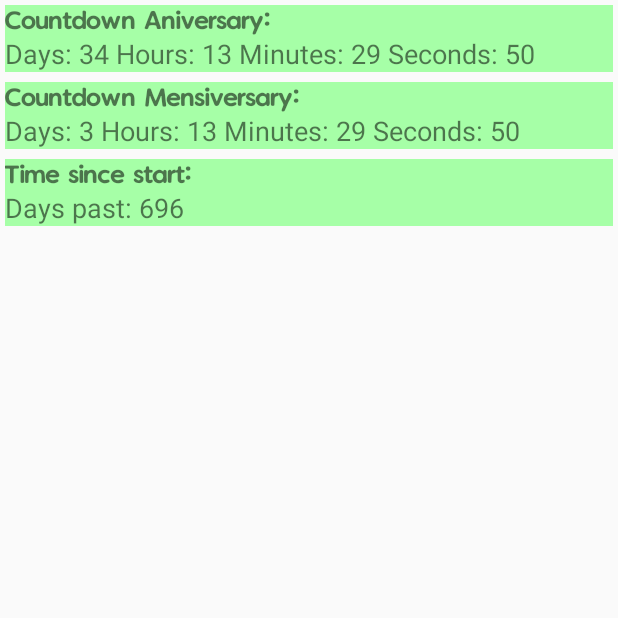
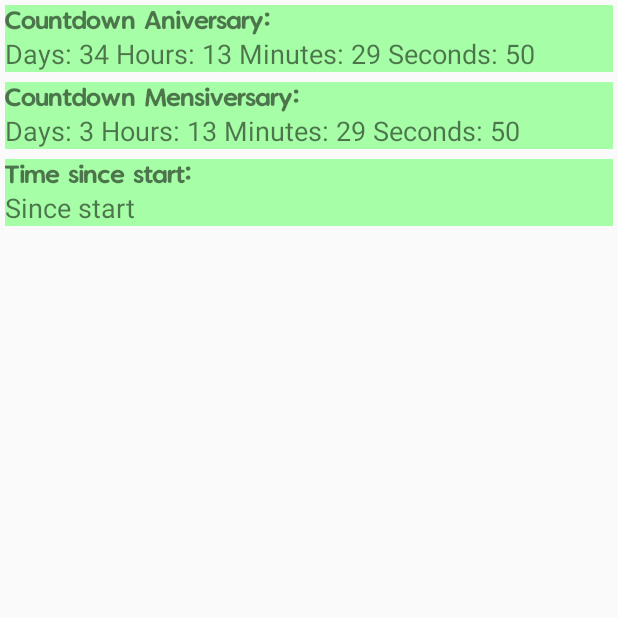
Before and after one commit to TobiMayr/hugie, an Android app: the fragment OtherFragment shown on its own in the app's theme, on a phone screen of 412 x 824 dp, the top half of it. Run offline under Robolectric (Android 15) with nearby library versions, the phone set to English and light mode, and no system bars.

Commit message:
fixed 'days past' textview

```diff
--- a/app/src/main/java/com/example/tobi/hugie/OtherFragment.java
+++ b/app/src/main/java/com/example/tobi/hugie/OtherFragment.java
@@ -5,6 +5,7 @@
 import android.os.SystemClock;
 import android.support.annotation.Nullable;
 import android.text.format.Time;
+import android.util.Log;
 import android.view.LayoutInflater;
 import android.view.View;
 import android.view.ViewGroup;
@@ -45,7 +46,7 @@
         int month = 1;
         int day = 7;
 
-        countDownStart();
+        //countDownStart();
         final long ALMOST_YEAR= 1000*60*60*24*300;
         final long ALMOST_MONTH= 1000*60*60*24*27;
         Calendar endCalendar = Calendar.getInstance();
@@ -55,13 +56,13 @@
         long endMillis = endCalendar.getTimeInMillis(); //get the end time in milliseconds
         long totalMillis = (endMillis - startMillis); //total time in milliseconds
 
-/*
+
         chCountdownSince.setBase(endMillis);
 
         chCountdownSince.setOnChronometerTickListener(new Chronometer.OnChronometerTickListener() {
             public void onChronometerTick(Chronometer cArg) {
+
                 long t = System.currentTimeMillis() - chCountdownSince.getBase();
-
                 long days = TimeUnit.MILLISECONDS.toDays(t);
                 t -= TimeUnit.DAYS.toMillis(days);
 
@@ -73,14 +74,12 @@
 
                 long seconds = TimeUnit.MILLISECONDS.toSeconds(t);
                 final String leftYearString = String.format(getString(R.string.left_year_string), days, hours, minutes, seconds);
-                tvCountdownSince.post(new Runnable() {
-                    public void run() {
-                        tvCountdownSince.setText(leftYearString);
-                    }
-                });
+                Log.d("Entered in tick", leftYearString);
+                tvCountdownSince.setText(leftYearString);
             }
         });
-*/
+        chCountdownSince.start();
+
         for (long i = totalMillis; i < 0; i+=ALMOST_YEAR) {
             if (totalMillis < 0){
                 endCalendar.set(++year, month, day);
@@ -161,7 +160,7 @@
 
         return otherFragmentView;
     }
-
+/*
     public void countDownStart() {
         handler = new Handler();
         runnable = new Runnable(){
@@ -193,5 +192,5 @@
         };
         handler.postDelayed(runnable, 1 * 1000);
 
-    }
+    }*/
 }
```
